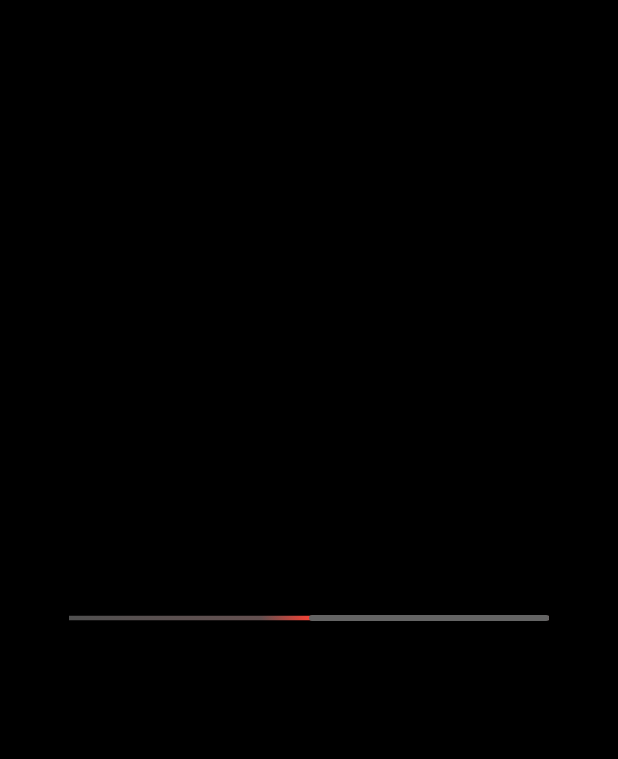
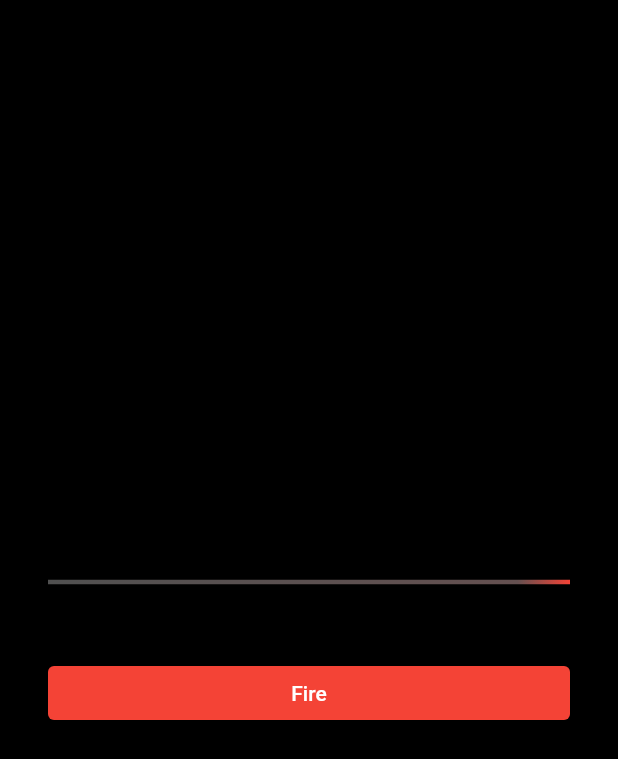
Before and after one commit to misterfourtytwo/sparkler_clone, a Flutter app: the screen it shows after launch, on a phone screen of 412 x 824 dp. Shown: the top 759 px of the screen. Run offline on Flutter 3.47's test engine with Material 2 defaults, Android fonts, the phone set to English and light mode, and no system bars.

Commit message:
fuse and spark movement

```diff
--- a/lib/main.dart
+++ b/lib/main.dart
@@ -11,7 +11,9 @@ class App extends StatelessWidget {
   @override
   Widget build(BuildContext context) {
     return MaterialApp(
-        theme: ThemeData(primarySwatch: Colors.indigo),
+        theme: ThemeData(
+          primarySwatch: Colors.red,
+        ),
         home: Scaffold(
           backgroundColor: Colors.black,
           body: SafeArea(
--- a/lib/sparkler.dart
+++ b/lib/sparkler.dart
@@ -4,33 +4,72 @@ import 'package:flutter/material.dart';
 
 const int count = 400;
 
-class Sparkler extends StatelessWidget {
+class Sparkler extends StatefulWidget {
   final double height = 100;
   final double width = 320;
+  @override
+  _SparklerState createState() => _SparklerState();
+}
+
+class _SparklerState extends State<Sparkler>
+    with SingleTickerProviderStateMixin {
+  AnimationController _ctrl;
+
+  @override
+  void initState() {
+    super.initState();
+
+    this._ctrl = new AnimationController(
+      vsync: this,
+      duration: Duration(
+        seconds: 4,
+        milliseconds: 200,
+      ),
+    );
+    _ctrl.addListener(() {
+      setState(() {});
+    });
+    _start();
+  }
+
+  void _start() {
+    _ctrl.forward(from: 0.0);
+  }
 
   @override
   Widget build(BuildContext context) {
-    return Center(
-      child: SizedBox(
-        height: height,
-        width: width,
+    return SafeArea(
+      child: Column(
+        crossAxisAlignment: CrossAxisAlignment.stretch,
+        mainAxisAlignment: MainAxisAlignment.center,
+        children: [
+          SizedBox(
+            height: widget.height,
+            width: widget.width,
             child: Stack(
               fit: StackFit.expand,
               children: [
                 CustomPaint(
-              painter: FusePainter(progress: .5),
+                  painter: FusePainter(progress: _ctrl.value),
                 ),
+                if (_ctrl.isAnimating)
                   for (int i = 1; i <= count; i++)
                     // center child its top is in the center of stack
                     Positioned(
-                left: .5 * width,
-                top: .5 * height,
+                      left: _ctrl.value * widget.width,
+                      top: .5 * widget.height,
                       // rotate random angle, with axis in stack center
                       child: ParticleAnimator(),
                     ),
               ],
             ),
           ),
+          ElevatedButton(
+            onPressed: _start,
+            child: Text('Fire'),
+          ),
+        ],
+      ),
     );
   }
 }
```
Also changed, not shown: lib/fuse_painter.dart (+5 -2 lines). Lines whose indentation alone changed are shown as unchanged.
